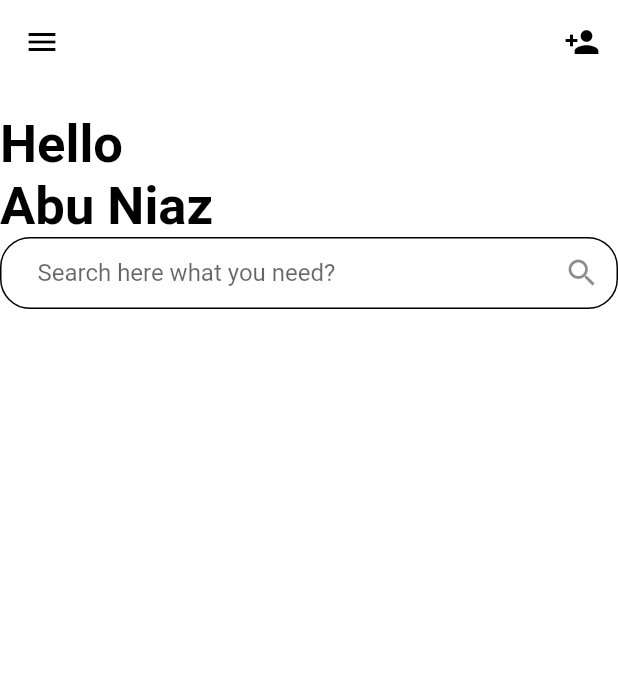
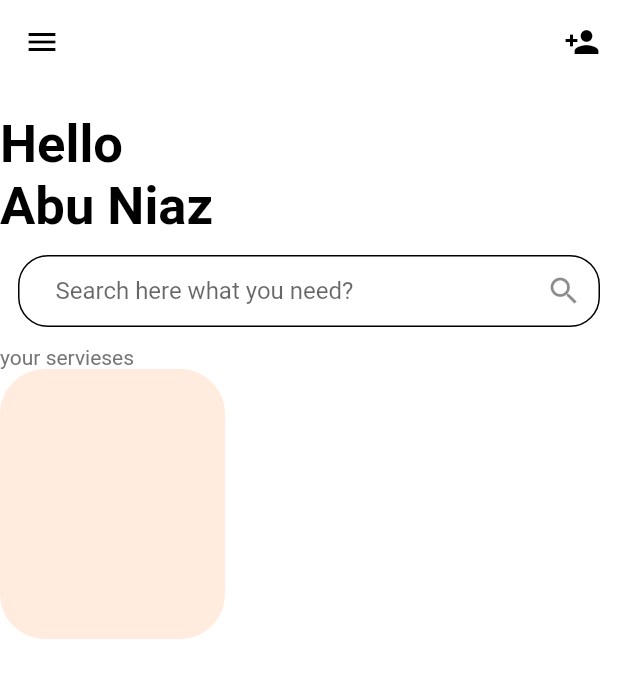
Before and after one commit to abuniaz/Health-Care, a Flutter app: the HomeTwo screen opened directly, on a phone screen of 412 x 824 dp. Shown: the top 678 px of the screen. Run offline on Flutter 3.47's test engine with Material 2 defaults, Android fonts, the phone set to English and light mode, and no system bars.

Commit message:
Update home2.dart

```diff
--- a/health_care/lib/Start_Page/home2.dart
+++ b/health_care/lib/Start_Page/home2.dart
@@ -1,4 +1,5 @@
 import 'package:flutter/material.dart';
+import 'package:health_care/constant.dart';
 
 class HomeTwo extends StatelessWidget {
   const HomeTwo({Key? key}) : super(key: key);
@@ -30,11 +31,32 @@ class HomeTwo extends StatelessWidget {
                   color: Colors.black,
                   fontWeight: FontWeight.bold),
             ),
-            TextFormField(
-              decoration: const InputDecoration(
-                  suffixIcon: Icon(Icons.search),
-                  hintText: "Search here what you need?"),
+            Padding(
+              padding: const EdgeInsets.all(12.0),
+              child: TextFormField(
+                decoration: const InputDecoration(
+                    suffixIcon: Icon(Icons.search),
+                    hintText: "Search here what you need?"),
+              ),
             ),
+            Text("your servieses"),
+            Container(
+              child: Column(
+                children: [
+                  Row(
+                    children: [
+                      Container(
+                        height: 180,
+                        width: 150,
+                        decoration: BoxDecoration(
+                            color: kPrimaryLightColor,
+                            borderRadius: BorderRadius.circular(30)),
+                      )
+                    ],
+                  ),
+                ],
+              ),
+            )
           ],
         ),
       ),
```
